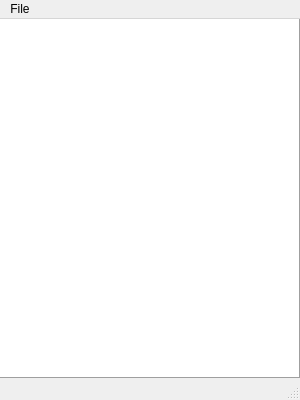
PeeKayChonkster/QtNanotubeAnalysis, file console.ui: the form before one commit.
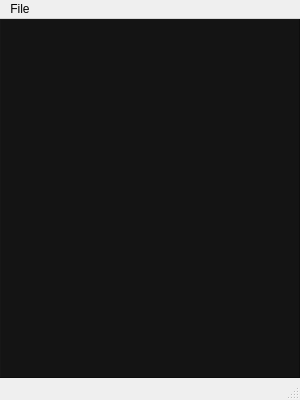
The form after the commit.

Commit message: Change console background color to black

The edit to the form file:
```diff
--- a/console.ui
+++ b/console.ui
@@ -38,6 +38,9 @@
       <property name="acceptDrops">
        <bool>false</bool>
       </property>
+      <property name="styleSheet">
+       <string notr="true">background-color: rgb(20, 20, 20)</string>
+      </property>
       <property name="frameShape">
        <enum>QFrame::Panel</enum>
       </property>
```
